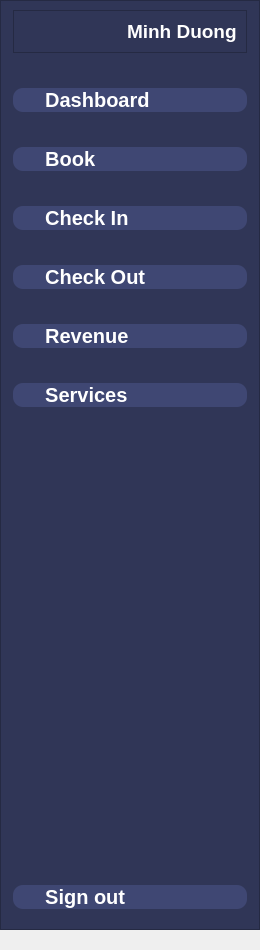
First picture: the form in navbar.ui, repository mindt102/HotelManagementSystem, before the edit.
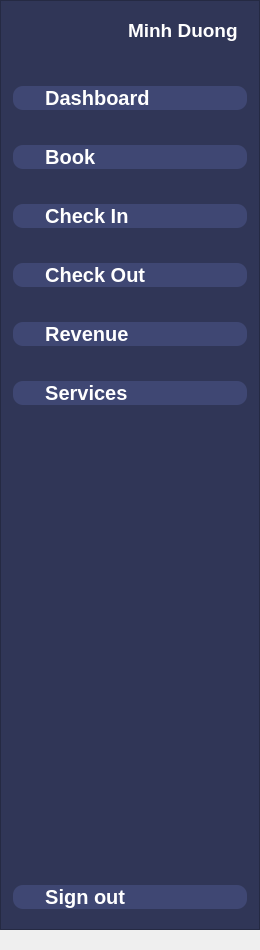
Second picture: the form after the edit. Icons and pictures are not drawn.

Commit message: remove frame

The edit to the form file:
```diff
--- a/navbar.ui
+++ b/navbar.ui
@@ -53,7 +53,7 @@
     <item>
      <widget class="QFrame" name="frame_2">
       <property name="frameShape">
-       <enum>QFrame::StyledPanel</enum>
+       <enum>QFrame::NoFrame</enum>
       </property>
       <property name="frameShadow">
        <enum>QFrame::Raised</enum>
```
The commit also changes 1 other file.
